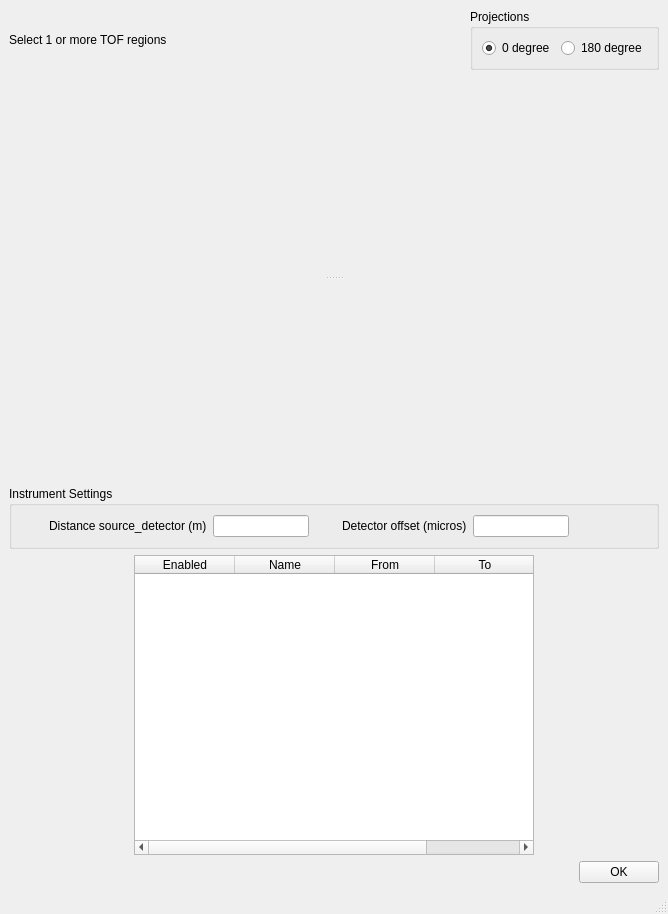
First picture: the form in src/hyperctui/ui/select_tof_regions.ui, repository ornlneutronimaging/HyperCTui, before the edit.
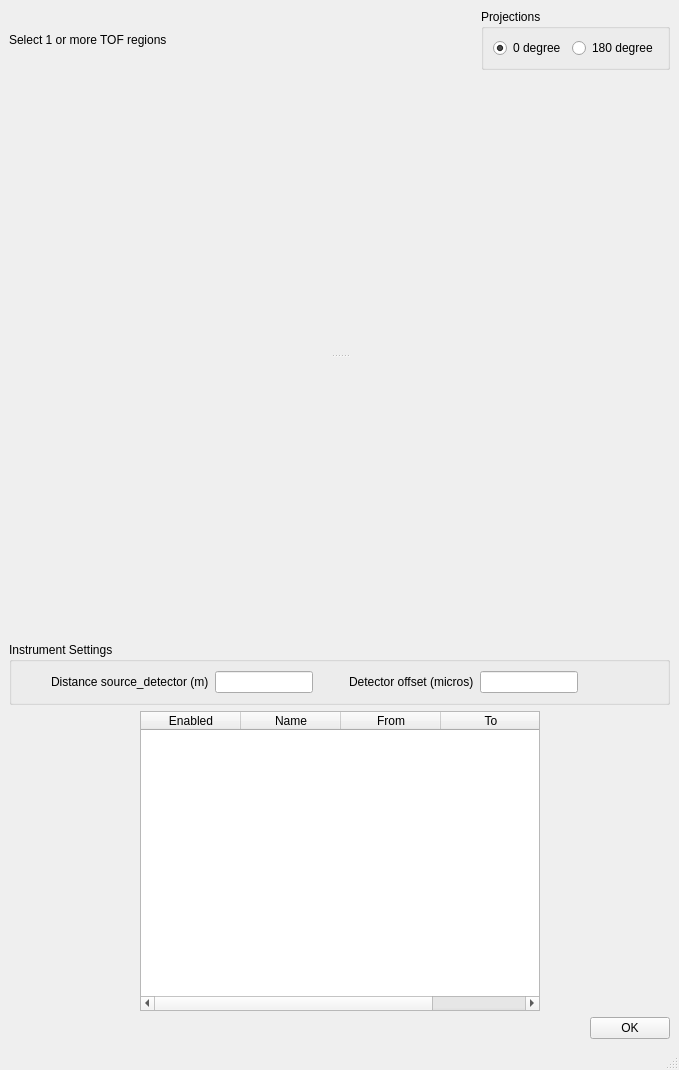
Second picture: the form after the edit.

```diff
--- a/src/hyperctui/ui/select_tof_regions.ui
+++ b/src/hyperctui/ui/select_tof_regions.ui
@@ -9,8 +9,8 @@
    <rect>
     <x>0</x>
     <y>0</y>
-    <width>668</width>
-    <height>914</height>
+    <width>679</width>
+    <height>1070</height>
    </rect>
   </property>
   <property name="windowTitle">
```
Left out of the diff: 2 changed lines with no effect on the pictures.
